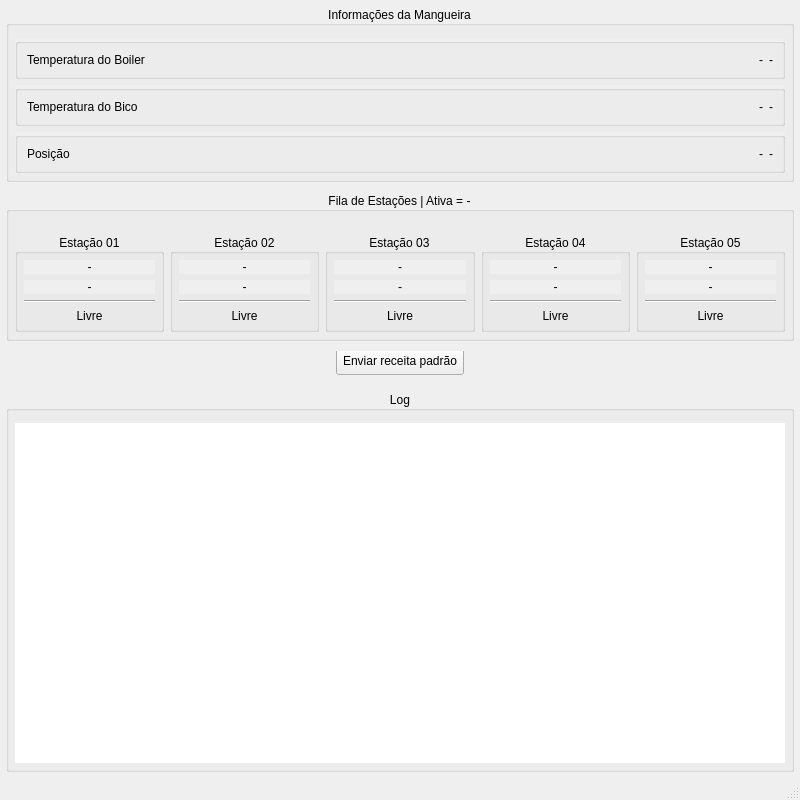
Above: qlogger.ui from iniw/lucas_logger before the change. Below: the same form after it.
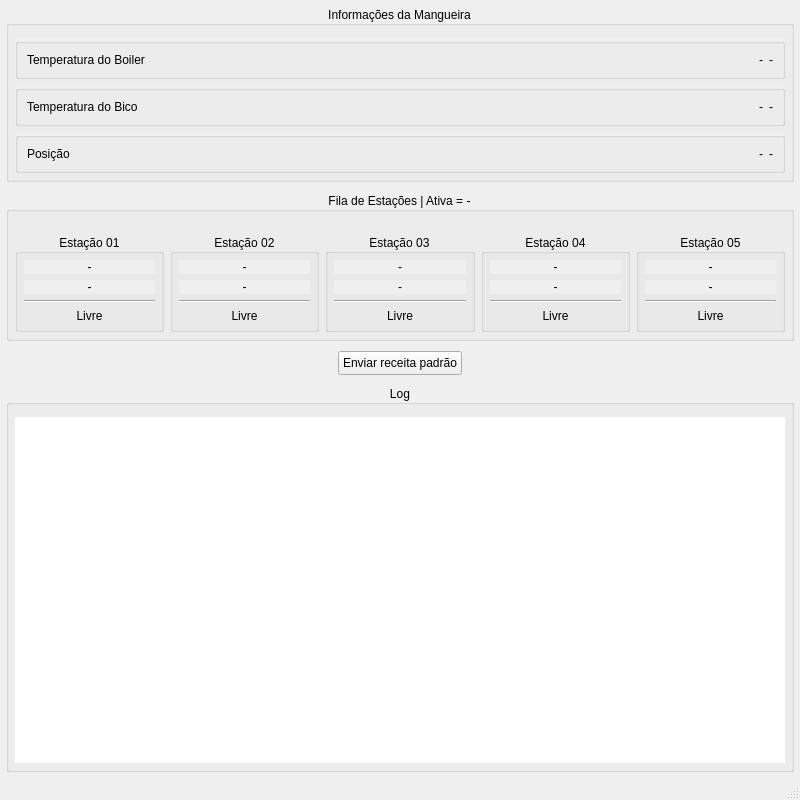
That is the form after the change.

The edit to the form file:
```diff
--- a/qlogger.ui
+++ b/qlogger.ui
@@ -1272,9 +1272,9 @@
       </property>
       <property name="styleSheet">
        <string notr="true">margin: 0px;
-margin-bottom: 6px;
-margin-top: -4px;
-padding: 6px</string>
+margin-bottom: 0px;
+margin-top: 0px;
+padding: 4px</string>
       </property>
       <property name="text">
        <string>Enviar receita padrão</string>
```
Left out of the diff: 10 changed lines with no effect on the pictures.
